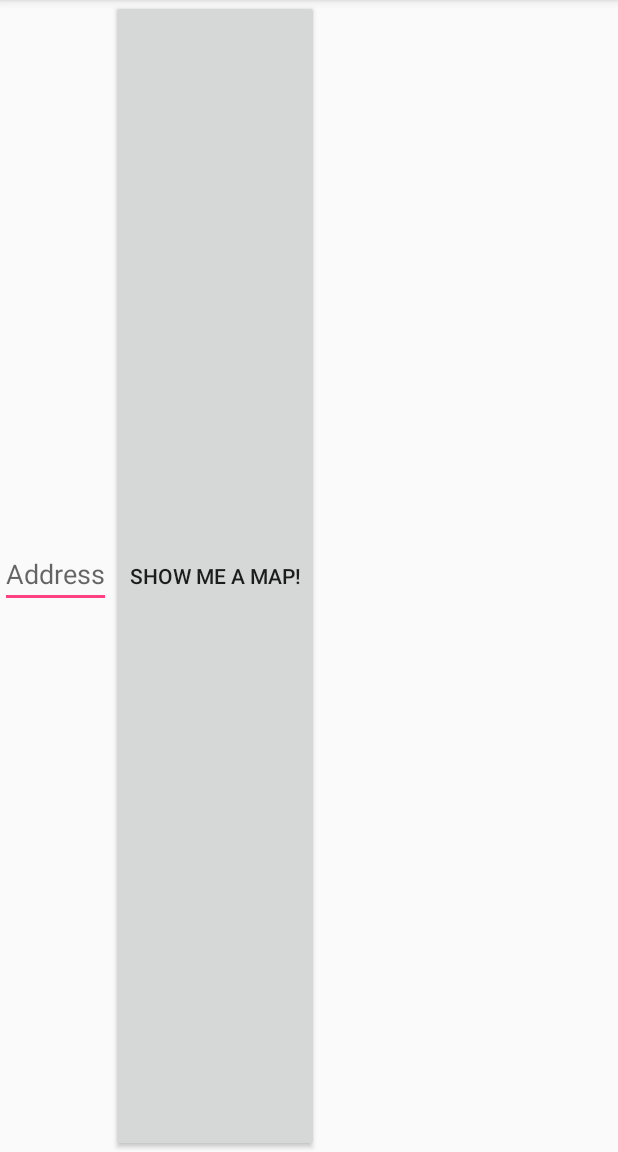
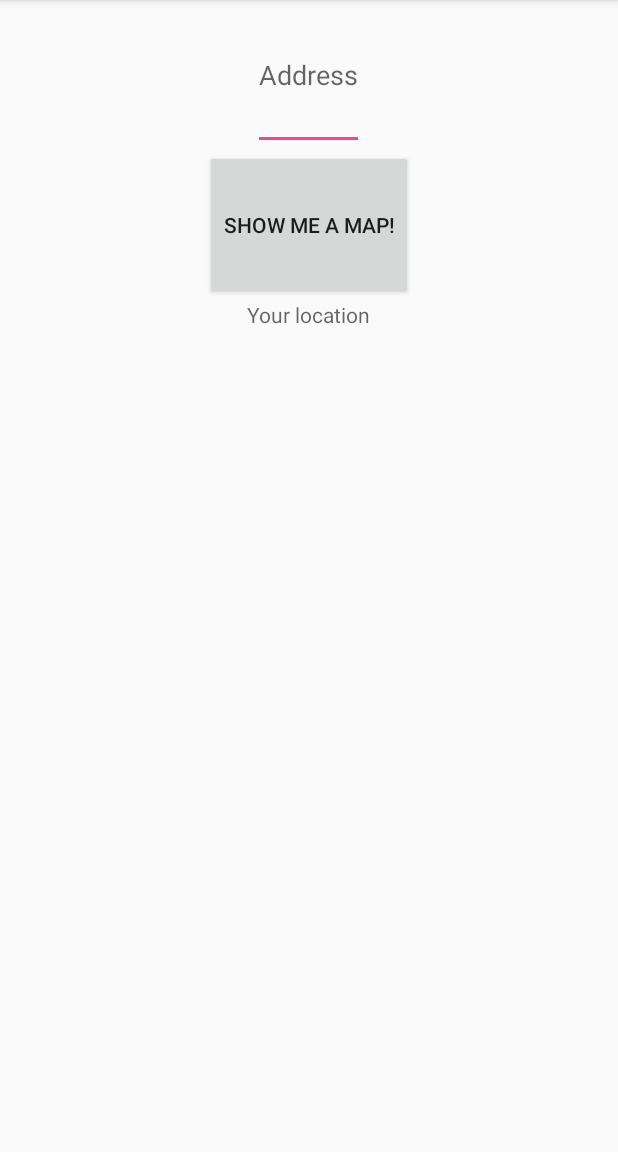
Before and after one commit to mdj857/MapMe, an Android app: the screen it shows after launch (MainActivity), on a phone screen of 412 x 824 dp, the part 84-1236 px from its top. Run offline under Robolectric (Android 15) with nearby library versions, the phone set to English and light mode, and no system bars.

Commit message:
added current address marker

```diff
--- a/app/build.gradle
+++ b/app/build.gradle
@@ -22,8 +22,9 @@ dependencies {
     implementation fileTree(dir: 'libs', include: ['*.jar'])
     implementation 'com.android.support:appcompat-v7:26.1.0'
     implementation 'com.android.support.constraint:constraint-layout:1.0.2'
-    implementation 'com.google.android.gms:play-services-maps:12.0.0'
+    implementation 'com.google.android.gms:play-services-maps:11.6.2'
     testImplementation 'junit:junit:4.12'
     androidTestImplementation 'com.android.support.test:runner:1.0.1'
     androidTestImplementation 'com.android.support.test.espresso:espresso-core:3.0.1'
+    implementation 'com.google.android.gms:play-services-location:11.6.2'
 }
--- a/app/src/main/java/com/example/mapme_hw4/MainActivity.java
+++ b/app/src/main/java/com/example/mapme_hw4/MainActivity.java
@@ -1,11 +1,15 @@
 package com.example.mapme_hw4;
 
 import android.content.Intent;
+import android.location.Location;
 import android.os.Bundle;
 import android.support.v7.app.AppCompatActivity;
 import android.view.View;
 import android.widget.Button;
 import android.widget.EditText;
+
+import com.google.android.gms.location.FusedLocationProviderClient;
+import com.google.android.gms.location.LocationServices;
 import com.google.android.gms.maps.GoogleMap;
 import com.google.android.gms.maps.OnMapReadyCallback;
 import com.google.android.gms.maps.SupportMapFragment;
@@ -13,11 +17,18 @@ import com.google.android.gms.maps.model.LatLng;
 import com.google.android.gms.maps.model.MarkerOptions;
 import android.os.Bundle;
 import android.support.v7.app.AppCompatActivity;
+import android.widget.TextView;
+
+import com.google.android.*;
+import com.google.android.gms.tasks.OnSuccessListener;
 
 public class MainActivity extends AppCompatActivity {
 
     private EditText address_edit_text;
     private Button submit_address_btn;
+    private TextView current_location_txtview;
+    private FusedLocationProviderClient mFusedLocationClient;
+    private float[] currentLatLng = {(float) 0.0, (float) 0.0};
 
     @Override
     protected void onCreate(Bundle savedInstanceState) {
@@ -26,6 +37,7 @@ public class MainActivity extends AppCompatActivity {
 
         address_edit_text = (EditText) findViewById(R.id.address_text);
         submit_address_btn = (Button) findViewById(R.id.submit_address_btn);
+        current_location_txtview = (TextView) findViewById(R.id.cur_loc);
 
         submit_address_btn.setOnClickListener(new View.OnClickListener() {
             @Override
@@ -34,13 +46,33 @@ public class MainActivity extends AppCompatActivity {
                 String address = address_edit_text.getText().toString();
                 Intent myIntent = new Intent(MainActivity.this, MapsActivity.class);
                 myIntent.putExtra("address", address);
+                myIntent.putExtra("currentLatLng", currentLatLng);
                 MainActivity.this.startActivity(myIntent);
 
 
             }
         });
 
+        mFusedLocationClient = LocationServices.getFusedLocationProviderClient(this);
+        try {
+            mFusedLocationClient.getLastLocation()
+                    .addOnSuccessListener(this, new OnSuccessListener<Location>() {
+                        @Override
+                        public void onSuccess(Location location) {
+                            // Got last known location. In some rare situations this can be null.
+                            if (location != null) {
+                                current_location_txtview.setText("Latitude " +location.getLatitude() + "/n" + "Longitude " + location.getLongitude());
+                                currentLatLng[0] = (float) location.getLatitude();
+                                currentLatLng[1] = (float) location.getLongitude();
+                            } else {
+                                current_location_txtview.setText("location null");
+                            }
+                        }
+                    });
 
+        } catch (SecurityException e){
+            address_edit_text.setText("security exception!");
+        }
+    }
 
-    }
 }
--- a/app/src/main/res/layout/activity_main.xml
+++ b/app/src/main/res/layout/activity_main.xml
@@ -7,22 +7,22 @@
     android:orientation="vertical"
     tools:context="com.example.mapme_hw4.MainActivity">
 
-    <LinearLayout
-        android:layout_width="match_parent"
-        android:layout_height="match_parent"
-        android:orientation="horizontal">
     <EditText
         android:id="@+id/address_text"
         android:layout_width="wrap_content"
-            android:layout_height="wrap_content"
+        android:layout_height="100dp"
         android:hint="Address"/>
 
     <Button
         android:id="@+id/submit_address_btn"
         android:layout_width="wrap_content"
-            android:layout_height="match_parent"
+        android:layout_height="100dp"
         android:text="Show me a map!"/>
 
-    </LinearLayout>
+    <TextView
+        android:id="@+id/cur_loc"
+        android:layout_width="wrap_content"
+        android:layout_height="100dp"
+        android:hint = "Your location"/>
 
 </LinearLayout>
```
Also changed, not shown: app/src/main/java/com/example/mapme_hw4/MapsActivity.java (+13 -1 lines). Lines whose indentation alone changed are shown as unchanged.
